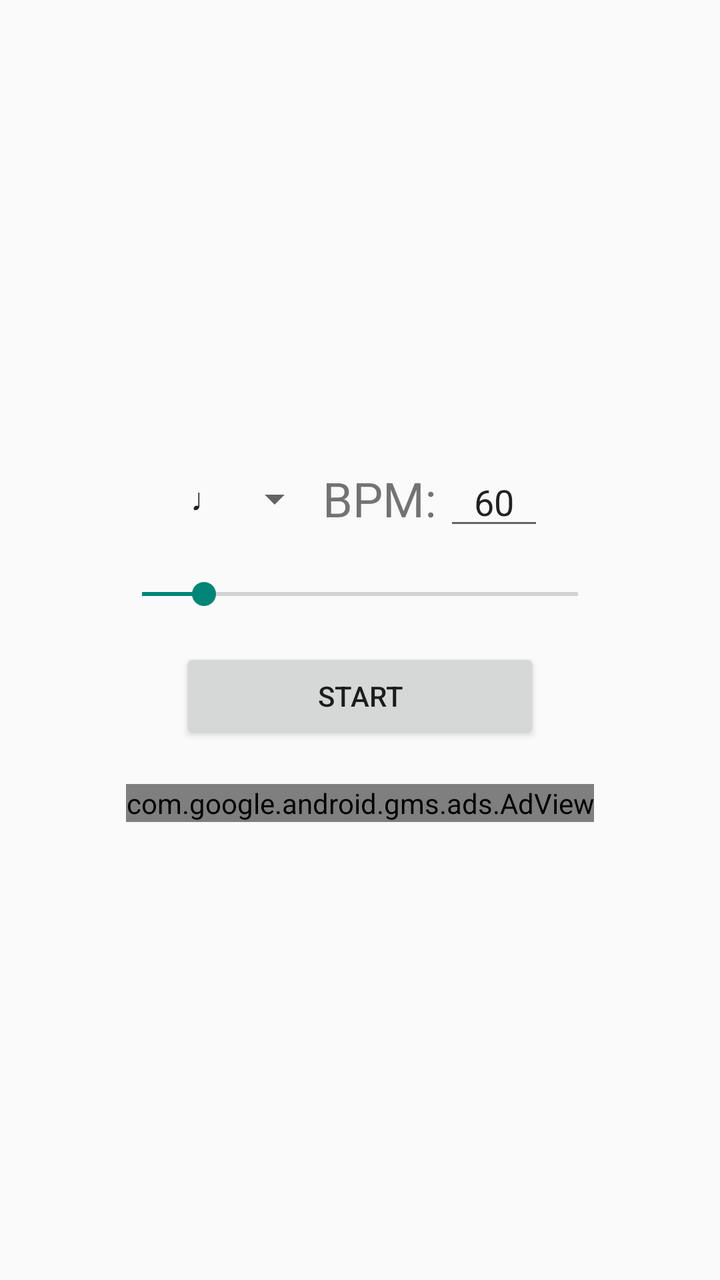
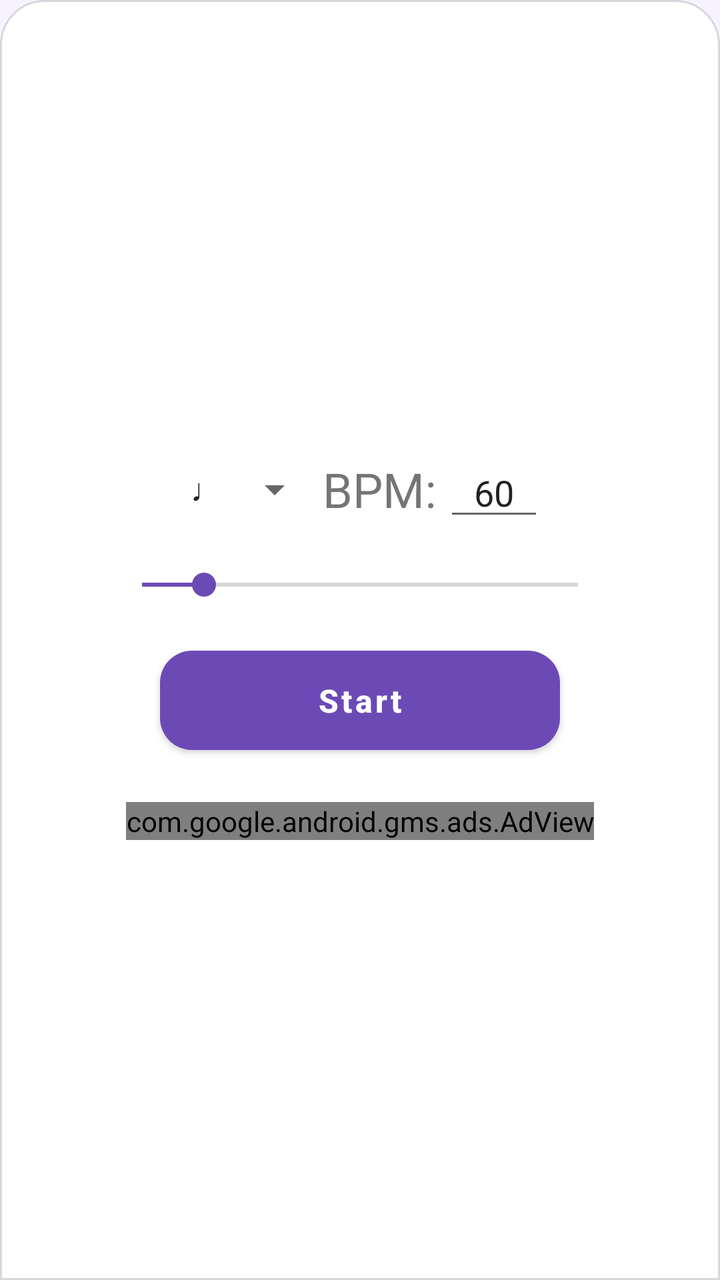

The first picture is an Android layout as it rendered before a commit; the second is the same layout after the commit. The layout source and the unified diff follow.
<!-- AndroidManifest.xml: application theme Theme.BeatDrum -->
<!-- res/layout/fragment_metronome.xml -->
<?xml version="1.0" encoding="utf-8"?>
<LinearLayout xmlns:android="http://schemas.android.com/apk/res/android"
    android:layout_width="match_parent"
    android:layout_height="wrap_content"
    xmlns:app="http://schemas.android.com/apk/res-auto"
    android:orientation="vertical"
    android:gravity="center"
    android:padding="10dp"
    android:id="@+id/metronome_root">

    <LinearLayout
        android:layout_width="wrap_content"
        android:layout_height="wrap_content"
        android:orientation="vertical"
        android:gravity="center">

        <LinearLayout
            android:layout_width="wrap_content"
            android:layout_height="wrap_content"
            android:layout_marginBottom="8dp"
            android:orientation="horizontal"
            android:gravity="center_vertical">

            <Spinner
                android:id="@+id/spinnerNote"
                android:layout_width="wrap_content"
                android:layout_height="wrap_content"
                android:spinnerMode="dropdown"
                android:entries="@array/note_type_array"/>

            <TextView
                android:id="@+id/textViewBpm"
                android:layout_width="wrap_content"
                android:layout_height="wrap_content"
                android:text="BPM:"
                android:textSize="24sp" />

            <EditText
                android:id="@+id/editTextBpm"
                android:layout_width="50dp"
                android:layout_height="wrap_content"
                android:inputType="number"
                android:text="60"
                android:gravity="center"
                android:maxLines="1"
                android:layout_marginStart="4dp" />

        </LinearLayout>

        <SeekBar
            android:id="@+id/seekBarBpm"
            android:layout_width="250dp"
            android:layout_height="wrap_content"
            android:min="30"
            android:max="240"
            android:progress="60"
            android:paddingTop="10dp"
            android:paddingBottom="10dp"
            android:layout_marginBottom="8dp" />
    </LinearLayout>

    <Button
        android:id="@+id/buttonStartStop"
        android:layout_width="180dp"
        android:layout_height="wrap_content"
        android:text="Start" />

    <com.google.android.gms.ads.AdView
        xmlns:ads="http://schemas.android.com/apk/res-auto"
        android:id="@+id/adView"
        android:layout_width="wrap_content"
        android:layout_height="wrap_content"
        android:layout_marginTop="20dp"
        ads:adSize="BANNER"
        ads:adUnitId="@string/ads_banner"
        app:layout_constraintBottom_toBottomOf="parent"
        app:layout_constraintStart_toStartOf="parent"
        app:layout_constraintEnd_toEndOf="parent"/>


</LinearLayout>
<!-- resources referenced by this layout -->
<resources>
  <string-array name="note_type_array">
          <item>♩</item> 
          <item>♪</item> 
          <item>♬</item> 
      </string-array>
  <string name="ads_banner" translatable="false">ca-app-pub-1871591024314273/9993656422</string>
  <style name="Theme.BeatDrum" parent="Theme.AppCompat.Light.NoActionBar" />
</resources>

<!-- the commit's change to res/layout/fragment_metronome.xml (unified diff, before → after) -->
@@ -5,7 +5,12 @@
     xmlns:app="http://schemas.android.com/apk/res-auto"
     android:orientation="vertical"
     android:gravity="center"
-    android:padding="10dp"
+    android:background="@drawable/bd_metronome_bar"
+    android:elevation="10dp"
+    android:paddingTop="16dp"
+    android:paddingBottom="12dp"
+    android:paddingStart="10dp"
+    android:paddingEnd="10dp"
     android:id="@+id/metronome_root">
 
     <LinearLayout
@@ -61,7 +66,8 @@
 
     <Button
         android:id="@+id/buttonStartStop"
-        android:layout_width="180dp"
+        style="@style/BdButton"
+        android:layout_width="200dp"
         android:layout_height="wrap_content"
         android:text="Start" />
 
<!-- resource entries referenced after the edit -->
@@ -5,7 +5,42 @@
           <item>♪</item> 
           <item>♬</item> 
       </string-array>
+  <!-- drawable bd_metronome_bar (drawable) -->
+  <?xml version="1.0" encoding="utf-8"?>
+  <shape xmlns:android="http://schemas.android.com/apk/res/android"
+      android:shape="rectangle">
+      <solid android:color="@color/white" />
+      <corners
+          android:topLeftRadius="22dp"
+          android:topRightRadius="22dp" />
+      <stroke android:width="1dp" android:color="#22000000" />
+  </shape>
   <string name="ads_banner" translatable="false">ca-app-pub-1871591024314273/9993656422</string>
-  <style name="Theme.BeatDrum" parent="Theme.AppCompat.Light.NoActionBar" />
+  <style name="BdButton" parent="Widget.MaterialComponents.Button">
+          <item name="android:textAllCaps">false</item>
+          <item name="android:textSize">16sp</item>
+          <item name="android:textStyle">bold</item>
+          <item name="cornerRadius">16dp</item>
+          <item name="android:paddingTop">14dp</item>
+          <item name="android:paddingBottom">14dp</item>
+          <item name="backgroundTint">@color/bd_primary</item>
+      </style>
+  <style name="Theme.BeatDrum" parent="Theme.MaterialComponents.Light.NoActionBar">
+          <item name="colorPrimary">@color/bd_primary</item>
+          <item name="colorPrimaryVariant">@color/bd_primary_dark</item>
+          <item name="colorOnPrimary">@color/bd_on_primary</item>
+          <item name="colorSecondary">@color/bd_accent</item>
+          <item name="colorSecondaryVariant">@color/bd_accent</item>
+          <item name="colorOnSecondary">@color/white</item>
+          <item name="android:statusBarColor">@color/bd_primary_dark</item>
+          <item name="android:windowBackground">@color/bd_bg_top</item>
+          <item name="colorControlActivated">@color/bd_primary</item>
+      </style>
+  <color name="white">#FFFFFFFF</color>
+  <color name="bd_primary">#6C4AB6</color>
+  <color name="bd_primary_dark">#4A2E8F</color>
+  <color name="bd_on_primary">#FFFFFFFF</color>
+  <color name="bd_accent">#FF7A59</color>
+  <color name="bd_bg_top">#F6F3FF</color>
 </resources>
 
